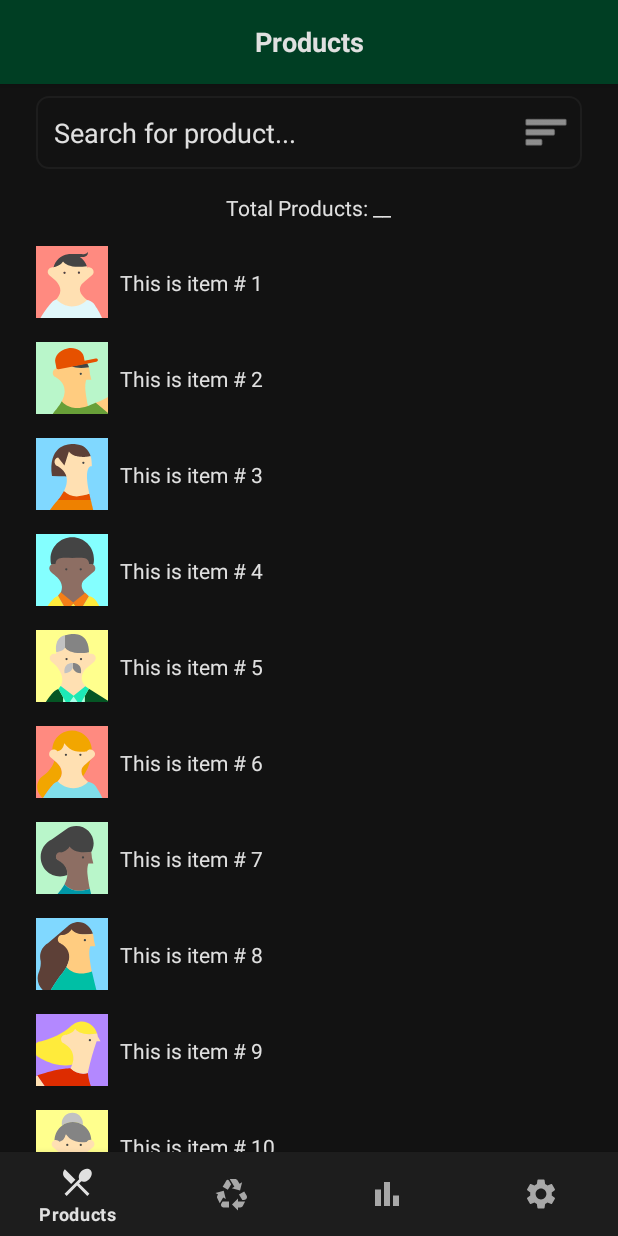
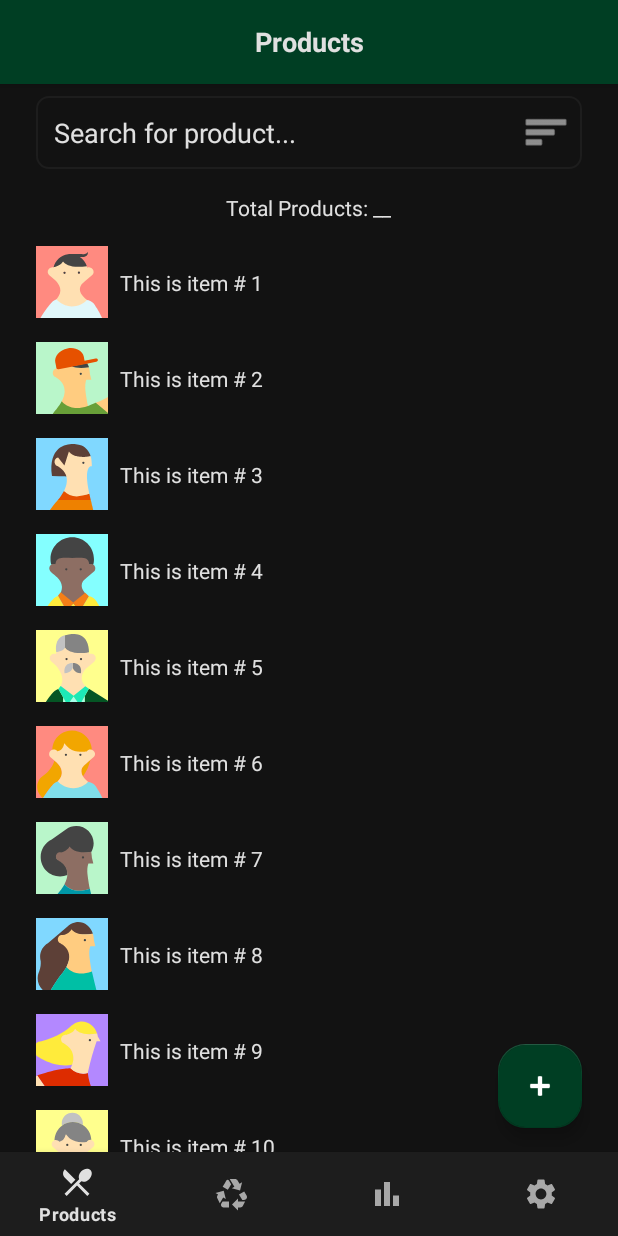
Before and after one commit to SimmSoft/QFoodly, an Android app: the screen it shows after launch (MainActivity), on a phone screen of 412 x 824 dp. Run offline under Robolectric (Android 15) with nearby library versions, the phone set to English and light mode, and no system bars; our stand-ins replace navigation-ui; 1 statement that could not run was skipped.

Commit message:
Add FloatingActionButton to HomeFragment

```diff
--- a/app/src/main/java/com/example/qfoodly/ui/home/HomeFragment.java
+++ b/app/src/main/java/com/example/qfoodly/ui/home/HomeFragment.java
@@ -6,6 +6,7 @@ import android.view.View;
 import android.view.ViewGroup;
 import android.widget.ImageView;
 import android.widget.TextView;
+import android.widget.Toast;
 
 import androidx.annotation.NonNull;
 import androidx.core.content.res.ResourcesCompat;
@@ -18,6 +19,7 @@ import androidx.recyclerview.widget.RecyclerView;
 import com.example.qfoodly.R;
 import com.example.qfoodly.databinding.FragmentHomeBinding;
 import com.example.qfoodly.databinding.ItemHomeBinding;
+import com.google.android.material.floatingactionbutton.FloatingActionButton;
 
 import java.util.Arrays;
 import java.util.List;
@@ -44,6 +46,14 @@ public class HomeFragment extends Fragment {
         ListAdapter<String, HomeViewHolder> adapter = new HomeAdapter();
         recyclerView.setAdapter(adapter);
         homeViewModel.getTexts().observe(getViewLifecycleOwner(), adapter::submitList);
+
+        FloatingActionButton fab = binding.fabAdd;
+        fab.setVisibility(View.VISIBLE);
+        fab.setOnClickListener(view -> {
+            // Handle FAB click
+            Toast.makeText(getContext(), "Add new item", Toast.LENGTH_SHORT).show();
+        });
+
         return root;
     }
 
--- a/app/src/main/res/layout-w600dp/fragment_home.xml
+++ b/app/src/main/res/layout-w600dp/fragment_home.xml
@@ -58,4 +58,17 @@
         app:layoutManager="GridLayoutManager"
         app:spanCount="4" />
 
+    <com.google.android.material.floatingactionbutton.FloatingActionButton
+        android:id="@+id/fab_add"
+        android:layout_width="wrap_content"
+        android:layout_height="wrap_content"
+        android:layout_alignParentEnd="true"
+        android:layout_alignParentBottom="true"
+        android:layout_marginEnd="8dp"
+        android:layout_marginBottom="16dp"
+        android:src="@android:drawable/ic_input_add"
+        app:backgroundTint="?attr/colorPrimary"
+        app:tint="@android:color/white"
+        app:shapeAppearanceOverlay="@style/FabShapeAppearance" />
+
 </RelativeLayout>
--- a/app/src/main/res/layout/fragment_home.xml
+++ b/app/src/main/res/layout/fragment_home.xml
@@ -57,4 +57,17 @@
         android:layout_marginTop="8dp"
         app:layoutManager="LinearLayoutManager" />
 
+    <com.google.android.material.floatingactionbutton.FloatingActionButton
+        android:id="@+id/fab_add"
+        android:layout_width="wrap_content"
+        android:layout_height="wrap_content"
+        android:layout_alignParentEnd="true"
+        android:layout_alignParentBottom="true"
+        android:layout_marginEnd="8dp"
+        android:layout_marginBottom="16dp"
+        android:src="@android:drawable/ic_input_add"
+        app:backgroundTint="?attr/colorPrimary"
+        app:tint="@android:color/white"
+        app:shapeAppearanceOverlay="@style/FabShapeAppearance" />
+
 </RelativeLayout>
--- a/app/src/main/res/values/themes.xml
+++ b/app/src/main/res/values/themes.xml
@@ -24,4 +24,9 @@
     <style name="Theme.QFoodly.AppBarOverlay" parent="ThemeOverlay.AppCompat.Dark.ActionBar" />
 
     <style name="Theme.QFoodly.PopupOverlay" parent="ThemeOverlay.AppCompat.Light" />
+
+    <style name="FabShapeAppearance" parent="ShapeAppearance.MaterialComponents.SmallComponent">
+        <item name="cornerFamily">rounded</item>
+        <item name="cornerSize">18dp</item>
+    </style>
 </resources>
```
